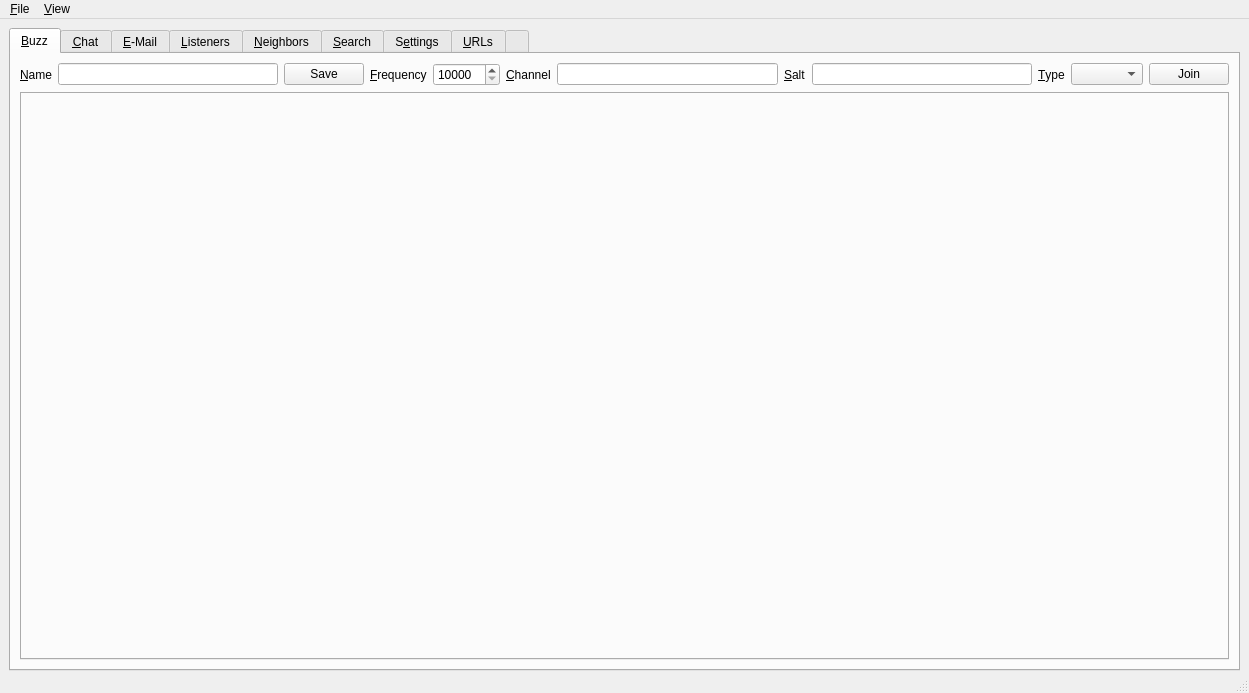
The window that UI/controlcenter.ui (xloem/spot-on-svn) describes before a commit, drawn with Qt 5.
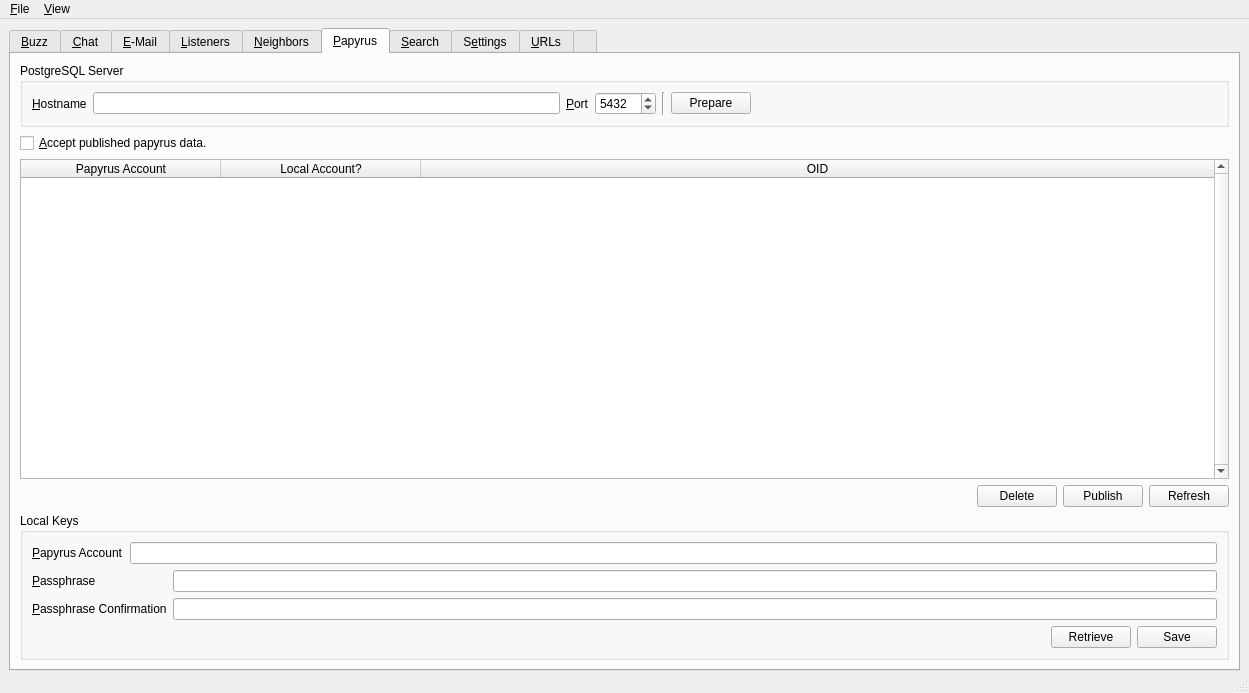
The same window after the commit. The open tabs and pages were chosen to show the change. Icons and pictures are not drawn. Custom widgets are drawn as their Qt base class.

Patch:
```diff
--- a/UI/controlcenter.ui
+++ b/UI/controlcenter.ui
@@ -2548,6 +2548,281 @@
         </item>
        </layout>
       </widget>
+      <widget class="QWidget" name="tab_9">
+       <attribute name="title">
+        <string>&amp;Papyrus</string>
+       </attribute>
+       <layout class="QVBoxLayout" name="verticalLayout_39">
+        <item>
+         <widget class="QGroupBox" name="groupBox_4">
+          <property name="title">
+           <string>PostgreSQL Server</string>
+          </property>
+          <layout class="QHBoxLayout" name="horizontalLayout_52">
+           <item>
+            <widget class="QLabel" name="label_48">
+             <property name="text">
+              <string>&amp;Hostname</string>
+             </property>
+             <property name="buddy">
+              <cstring>postgresqlHostname</cstring>
+             </property>
+            </widget>
+           </item>
+           <item>
+            <widget class="QLineEdit" name="postgresqlHostname"/>
+           </item>
+           <item>
+            <widget class="QLabel" name="label_49">
+             <property name="text">
+              <string>&amp;Port</string>
+             </property>
+             <property name="buddy">
+              <cstring>postgresqlPort</cstring>
+             </property>
+            </widget>
+           </item>
+           <item>
+            <widget class="QSpinBox" name="postgresqlPort">
+             <property name="maximum">
+              <number>65535</number>
+             </property>
+             <property name="value">
+              <number>5432</number>
+             </property>
+            </widget>
+           </item>
+           <item>
+            <widget class="Line" name="line_11">
+             <property name="orientation">
+              <enum>Qt::Vertical</enum>
+             </property>
+            </widget>
+           </item>
+           <item>
+            <widget class="QPushButton" name="pushButton_2">
+             <property name="toolTip">
+              <string>Select a PostgreSQL script and prepare the database schema for Spot-On.</string>
+             </property>
+             <property name="text">
+              <string>Prepare</string>
+             </property>
+            </widget>
+           </item>
+           <item>
+            <spacer name="horizontalSpacer_50">
+             <property name="orientation">
+              <enum>Qt::Horizontal</enum>
+             </property>
+             <property name="sizeHint" stdset="0">
+              <size>
+               <width>40</width>
+               <height>20</height>
+              </size>
+             </property>
+            </spacer>
+           </item>
+          </layout>
+         </widget>
+        </item>
+        <item>
+         <layout class="QVBoxLayout" name="verticalLayout_37">
+          <item>
+           <layout class="QHBoxLayout" name="horizontalLayout_54">
+            <item>
+             <widget class="QCheckBox" name="acceptPapyrus">
+              <property name="text">
+               <string>&amp;Accept published papyrus data.</string>
+              </property>
+             </widget>
+            </item>
+            <item>
+             <spacer name="horizontalSpacer_48">
+              <property name="orientation">
+               <enum>Qt::Horizontal</enum>
+              </property>
+              <property name="sizeHint" stdset="0">
+               <size>
+                <width>40</width>
+                <height>20</height>
+               </size>
+              </property>
+             </spacer>
+            </item>
+           </layout>
+          </item>
+          <item>
+           <widget class="QTableWidget" name="papyrus">
+            <property name="verticalScrollBarPolicy">
+             <enum>Qt::ScrollBarAlwaysOn</enum>
+            </property>
+            <property name="alternatingRowColors">
+             <bool>true</bool>
+            </property>
+            <property name="selectionBehavior">
+             <enum>QAbstractItemView::SelectRows</enum>
+            </property>
+            <property name="horizontalScrollMode">
+             <enum>QAbstractItemView::ScrollPerPixel</enum>
+            </property>
+            <property name="sortingEnabled">
+             <bool>true</bool>
+            </property>
+            <attribute name="horizontalHeaderDefaultSectionSize">
+             <number>200</number>
+            </attribute>
+            <attribute name="horizontalHeaderShowSortIndicator" stdset="0">
+             <bool>true</bool>
+            </attribute>
+            <attribute name="horizontalHeaderStretchLastSection">
+             <bool>true</bool>
+            </attribute>
+            <column>
+             <property name="text">
+              <string>Papyrus Account</string>
+             </property>
+            </column>
+            <column>
+             <property name="text">
+              <string>Local Account?</string>
+             </property>
+            </column>
+            <column>
+             <property name="text">
+              <string>OID</string>
+             </property>
+            </column>
+           </widget>
+          </item>
+          <item>
+           <layout class="QHBoxLayout" name="horizontalLayout_53">
+            <item>
+             <spacer name="horizontalSpacer_51">
+              <property name="orientation">
+               <enum>Qt::Horizontal</enum>
+              </property>
+              <property name="sizeHint" stdset="0">
+               <size>
+                <width>40</width>
+                <height>20</height>
+               </size>
+              </property>
+             </spacer>
+            </item>
+            <item>
+             <widget class="QPushButton" name="deletePapyrus">
+              <property name="text">
+               <string>Delete</string>
+              </property>
+             </widget>
+            </item>
+            <item>
+             <widget class="QPushButton" name="publishPapyrus">
+              <property name="text">
+               <string>Publish</string>
+              </property>
+             </widget>
+            </item>
+            <item>
+             <widget class="QPushButton" name="refreshPapyrus">
+              <property name="text">
+               <string>Refresh</string>
+              </property>
+             </widget>
+            </item>
+           </layout>
+          </item>
+         </layout>
+        </item>
+        <item>
+         <widget class="QGroupBox" name="groupBox_6">
+          <property name="title">
+           <string>Local Keys</string>
+          </property>
+          <layout class="QVBoxLayout" name="verticalLayout_38">
+           <item>
+            <layout class="QHBoxLayout" name="horizontalLayout_56">
+             <item>
+              <widget class="QLabel" name="label_50">
+               <property name="text">
+                <string>&amp;Papyrus Account</string>
+               </property>
+               <property name="buddy">
+                <cstring>accountName</cstring>
+               </property>
+              </widget>
+             </item>
+             <item>
+              <widget class="QLineEdit" name="accountName"/>
+             </item>
+            </layout>
+           </item>
+           <item>
+            <layout class="QGridLayout" name="gridLayout_6">
+             <item row="0" column="1">
+              <widget class="QLineEdit" name="papyrusPassphrase1"/>
+             </item>
+             <item row="0" column="0">
+              <widget class="QLabel" name="label_51">
+               <property name="text">
+                <string>&amp;Passphrase</string>
+               </property>
+               <property name="buddy">
+                <cstring>papyrusPassphrase1</cstring>
+               </property>
+              </widget>
+             </item>
+             <item row="1" column="0">
+              <widget class="QLabel" name="label_52">
+               <property name="text">
+                <string>&amp;Passphrase Confirmation</string>
+               </property>
+               <property name="buddy">
+                <cstring>papyrusPassphrase2</cstring>
+               </property>
+              </widget>
+             </item>
+             <item row="1" column="1">
+              <widget class="QLineEdit" name="papyrusPassphrase2"/>
+             </item>
+            </layout>
+           </item>
+           <item>
+            <layout class="QHBoxLayout" name="horizontalLayout_55">
+             <item>
+              <spacer name="horizontalSpacer_49">
+               <property name="orientation">
+                <enum>Qt::Horizontal</enum>
+               </property>
+               <property name="sizeHint" stdset="0">
+                <size>
+                 <width>40</width>
+                 <height>20</height>
+                </size>
+               </property>
+              </spacer>
+             </item>
+             <item>
+              <widget class="QPushButton" name="retrieveLocalKeys">
+               <property name="text">
+                <string>Retrieve</string>
+               </property>
+              </widget>
+             </item>
+             <item>
+              <widget class="QPushButton" name="uploadLocalKeys">
+               <property name="text">
+                <string>Save</string>
+               </property>
+              </widget>
+             </item>
+            </layout>
+           </item>
+          </layout>
+         </widget>
+        </item>
+       </layout>
+      </widget>
       <widget class="QWidget" name="tab_search">
        <attribute name="title">
         <string>&amp;Search</string>
```
Left out of the diff: 19 changed lines with no effect on the pictures.
